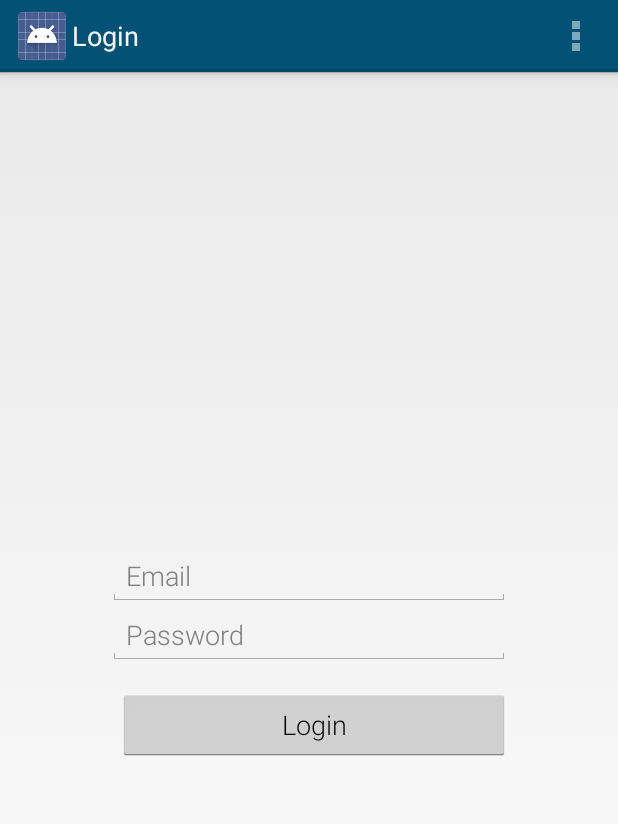
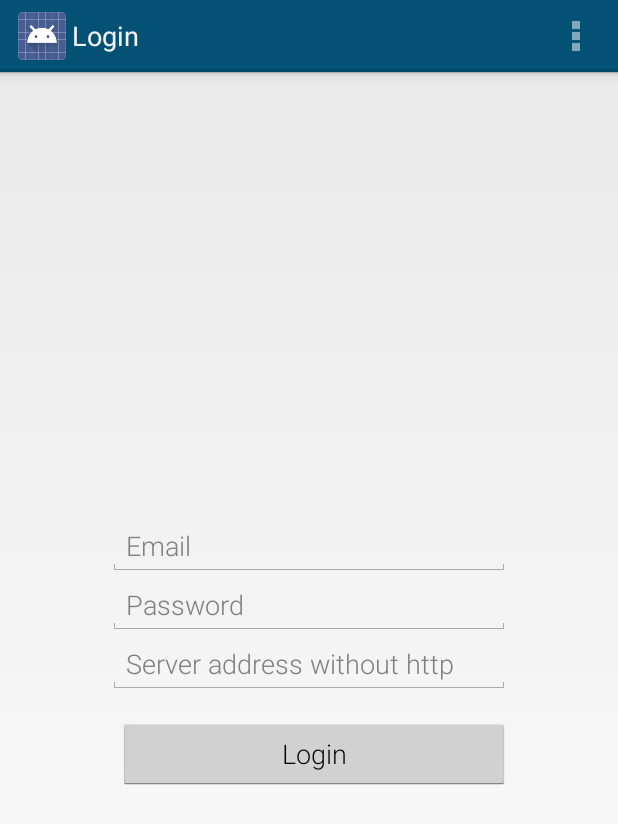
Before and after one commit to arjunrn/studybloxx, an Android app: the LoginActivity screen opened directly, with no data from a screen before it, on a phone screen of 412 x 824 dp. Shown: the top 824 px of the screen. Run offline under Robolectric (Android 15) with nearby library versions, the phone set to English and light mode, and no system bars.

```diff
--- a/app/src/main/java/tu/dresden/studybloxx/syncadapter/NoteSyncHelper.java
+++ b/app/src/main/java/tu/dresden/studybloxx/syncadapter/NoteSyncHelper.java
@@ -105,9 +105,9 @@ public class NoteSyncHelper implements StudybloxxSyncAdapter.SyncableHelper {
         if (modifiedCount > 0) {
             modifiedNoteCusor.moveToFirst();
             while (!modifiedNoteCusor.isAfterLast()) {
-                modifiedNoteCusor.moveToNext();
                 final String uri = modifiedNoteCusor.getString(1);
                 modifiedArray.put(uri);
+                modifiedNoteCusor.moveToNext();
             }
         }
         return modifiedArray;
--- a/app/src/main/res/layout/activity_login.xml
+++ b/app/src/main/res/layout/activity_login.xml
@@ -59,9 +59,20 @@
                 android:fontFamily="sans-serif-light"
                 android:hint="@string/prompt_password"
                 android:imeActionId="@+id/login"
+                android:imeOptions="actionUnspecified"
+                android:inputType="textPassword"
+                android:maxLines="1"
+                android:singleLine="true" />
+
+            <EditText
+                android:id="@+id/server_address"
+                android:layout_width="match_parent"
+                android:layout_height="wrap_content"
+                android:fontFamily="sans-serif-light"
+                android:hint="@string/server_address"
                 android:imeActionLabel="@string/action_sign_in_short"
                 android:imeOptions="actionUnspecified"
-                android:inputType="textPassword"
+                android:inputType="textUri"
                 android:maxLines="1"
                 android:singleLine="true" />
 
--- a/app/src/main/res/values/strings.xml
+++ b/app/src/main/res/values/strings.xml
@@ -11,6 +11,7 @@
     <!-- Registration Activity String -->
     <string name="title_activity_registration_check">Registration</string>
     <string name="prompt_reenter_password">Re-Enter Password</string>
+    <string name="server_address">Server address without http</string>
     <string name="title_activity_add_note">Add Note</string>
 
     <!-- Navigation Drawer Strings -->
```
Also changed, not shown: app/src/main/java/tu/dresden/studybloxx/database/StudybloxxDBHelper.java (+19 -1 lines).
